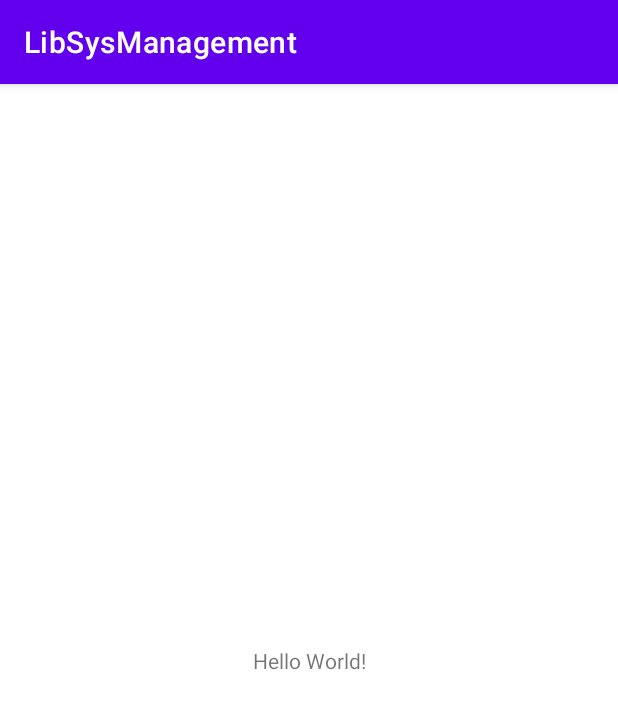
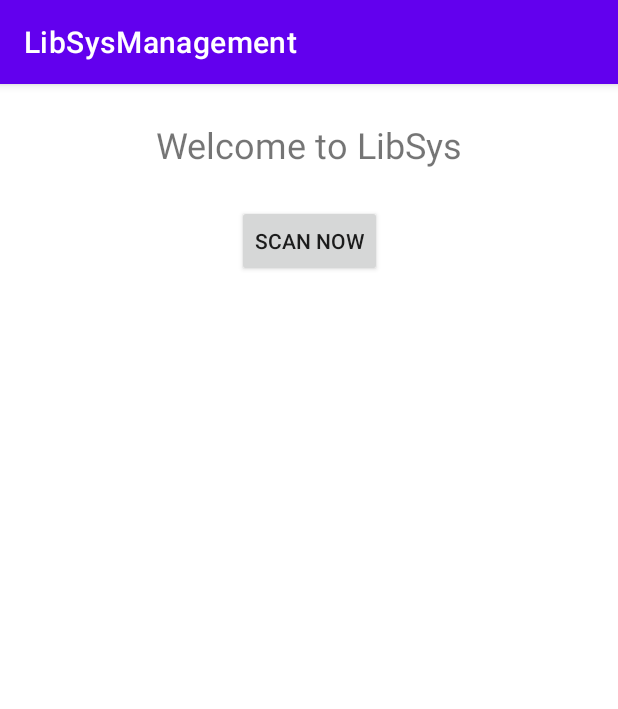
Before and after one commit to droiddevgeeks/LibSysManagement, an Android app: the screen it shows after launch (MainActivity), on a phone screen of 412 x 824 dp. Shown: the top 709 px of the screen. Run offline under Robolectric (Android 15) with nearby library versions, the phone set to English and light mode, and no system bars; libraries missing offline, so code that uses them is left out: com.google.zxing.integration.

Commit message:
Basic UI creation, QR scanner library integration and usage

```diff
--- a/app/build.gradle.kts
+++ b/app/build.gradle.kts
@@ -17,6 +17,7 @@ android {
         versionCode = Versions.versionCode
         versionName = Versions.versionName
         testInstrumentationRunner = "androidx.test.runner.AndroidJUnitRunner"
+        multiDexEnabled = true
     }
 
     compileOptions {
@@ -76,7 +77,11 @@ dependencies {
     implementation(deps.di.hiltAndroid)
     kapt(deps.di.hiltCompiler)
 
+    //other
     implementation(deps.other.gson)
+    implementation(deps.other.qrScanner)
+    implementation(deps.other.multiDex)
+
     //testing
     testImplementation(deps.testing.coreTesting)
     androidTestImplementation(deps.testing.androidxCoreTesting)
--- /dev/null
+++ b/app/src/main/java/com/example/libsysmanagement/LibSysManagementApplication.kt
@@ -0,0 +1,6 @@
+package com.example.libsysmanagement
+
+import android.app.Application
+
+class LibSysManagementApplication : Application() {
+}
--- a/app/src/main/java/com/example/libsysmanagement/MainActivity.kt
+++ /dev/null
@@ -1,11 +0,0 @@
-package com.example.libsysmanagement
-
-import androidx.appcompat.app.AppCompatActivity
-import android.os.Bundle
-
-class MainActivity : AppCompatActivity() {
-    override fun onCreate(savedInstanceState: Bundle?) {
-        super.onCreate(savedInstanceState)
-        setContentView(R.layout.activity_main)
-    }
-}
--- a/app/src/main/res/layout/activity_main.xml
+++ b/app/src/main/res/layout/activity_main.xml
@@ -4,15 +4,53 @@
     xmlns:tools="http://schemas.android.com/tools"
     android:layout_width="match_parent"
     android:layout_height="match_parent"
-    tools:context=".MainActivity">
+    android:paddingStart="@dimen/dimen_16"
+    android:paddingLeft="@dimen/dimen_16"
+    android:paddingEnd="@dimen/dimen_16"
+    android:paddingRight="@dimen/dimen_16"
+    tools:context=".ui.MainActivity">
 
-    <TextView
+    <androidx.appcompat.widget.AppCompatTextView
+        android:id="@+id/tvWelcome"
         android:layout_width="wrap_content"
         android:layout_height="wrap_content"
-        android:text="Hello World!"
-        app:layout_constraintBottom_toBottomOf="parent"
+        android:layout_marginTop="@dimen/dimen_24"
+        android:text="@string/welcome_to_libsys"
+        android:textSize="@dimen/size_24"
         app:layout_constraintLeft_toLeftOf="parent"
         app:layout_constraintRight_toRightOf="parent"
         app:layout_constraintTop_toTopOf="parent" />
 
+    <androidx.appcompat.widget.AppCompatButton
+        android:id="@+id/btnScan"
+        android:layout_width="wrap_content"
+        android:layout_height="wrap_content"
+        android:layout_marginTop="@dimen/dimen_24"
+        android:onClick="openScanner"
+        android:text="@string/scan_now"
+        app:layout_constraintEnd_toEndOf="parent"
+        app:layout_constraintStart_toStartOf="parent"
+        app:layout_constraintTop_toBottomOf="@id/tvWelcome" />
+
+    <androidx.appcompat.widget.AppCompatButton
+        android:id="@+id/btnEndSession"
+        android:layout_width="wrap_content"
+        android:layout_height="wrap_content"
+        android:layout_marginTop="@dimen/dimen_24"
+        android:text="@string/end_session"
+        android:onClick="endSession"
+        app:layout_constraintEnd_toEndOf="parent"
+        app:layout_constraintStart_toStartOf="parent"
+        android:visibility="gone"
+        app:layout_constraintTop_toBottomOf="@id/tvWelcome" />
+
+    <include
+        android:id="@+id/session_details"
+        layout="@layout/session_detail"
+        android:layout_width="match_parent"
+        android:layout_height="wrap_content"
+        android:layout_marginTop="@dimen/dimen_16"
+        app:layout_constraintStart_toStartOf="parent"
+        app:layout_constraintTop_toBottomOf="@id/btnScan" />
+
 </androidx.constraintlayout.widget.ConstraintLayout>
--- /dev/null
+++ b/app/src/main/res/values/dimens.xml
@@ -0,0 +1,9 @@
+<?xml version="1.0" encoding="utf-8"?>
+<resources>
+    <dimen name="size_24">24sp</dimen>
+    <dimen name="size_20">20sp</dimen>
+    <dimen name="size_16">16sp</dimen>
+    <dimen name="dimen_24">24dp</dimen>
+    <dimen name="dimen_16">16dp</dimen>
+    <dimen name="match_constraint">0dp</dimen>
+</resources>
--- a/app/src/main/res/values/strings.xml
+++ b/app/src/main/res/values/strings.xml
@@ -1,3 +1,18 @@
 <resources>
     <string name="app_name">LibSysManagement</string>
+    <string name="welcome_to_libsys">Welcome to LibSys</string>
+    <string name="scan_now">Scan Now</string>
+    <string name="end_session">End Session</string>
+    <string name="result_not_found">Result Not Found</string>
+    <string name="scan_prompt">Scanning Library QR</string>
+    <string name="something_went_wrong">Something went wrong. Please try again.</string>
+    <string name="invalid_qr">QR Code is invalid, Please scan valid QR</string>
+    <string name="location_id">Location ID</string>
+    <string name="location_detail">Location Detail</string>
+    <string name="price_per_min">Price Per Min</string>
+    <string name="start_time">Start Time</string>
+    <string name="end_time">End Time</string>
+    <string name="total_time">Total Time</string>
+    <string name="total_amount">Total Amount</string>
+    <string name="pay">Pay</string>
 </resources>
--- a/buildSrc/src/main/kotlin/Dependencies.kt
+++ b/buildSrc/src/main/kotlin/Dependencies.kt
@@ -31,6 +31,8 @@ object Versions {
     const val junit5Version = "5.7.1"
     const val mockitoVersion = "3.9.0"
     const val gradlePluginJunitVersion = "1.5.2.0"
+    const val qrScannerVersion = "3.4.0"
+    const val multiDexVersion = "2.0.1"
 
 }
 
@@ -79,5 +81,7 @@ object deps {
 
     object other {
         const val gson = "com.google.code.gson:gson:${Versions.gsonVersion}"
+        const val qrScanner = "com.journeyapps:zxing-android-embedded:${Versions.qrScannerVersion}"
+        const val multiDex = "androidx.multidex:multidex:${Versions.multiDexVersion}"
     }
 }
```
Also changed, not shown: app/src/main/AndroidManifest.xml (+7 -1 lines), app/src/main/java/com/example/libsysmanagement/extension/ExtensionUtil.kt (added, +12 -0 lines), app/src/main/java/com/example/libsysmanagement/model/ScanData.kt (added, +16 -0 lines), app/src/main/java/com/example/libsysmanagement/ui/MainActivity.kt (added, +80 -0 lines), app/src/main/res/layout/session_detail.xml (added, +199 -0 lines).
